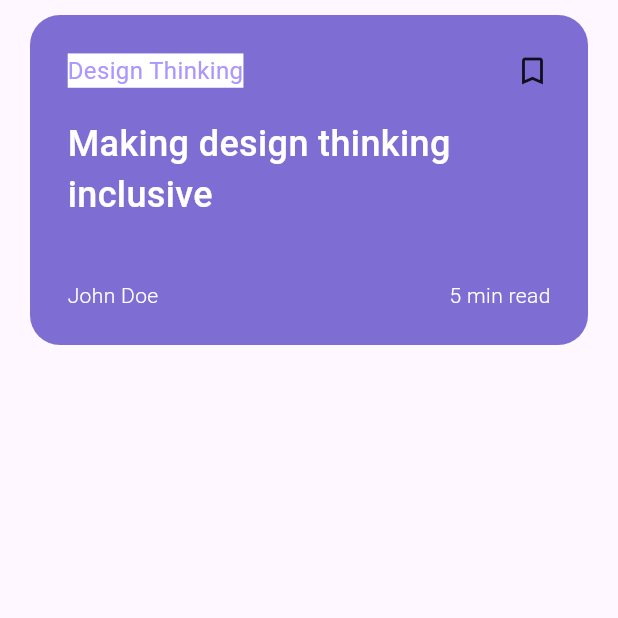
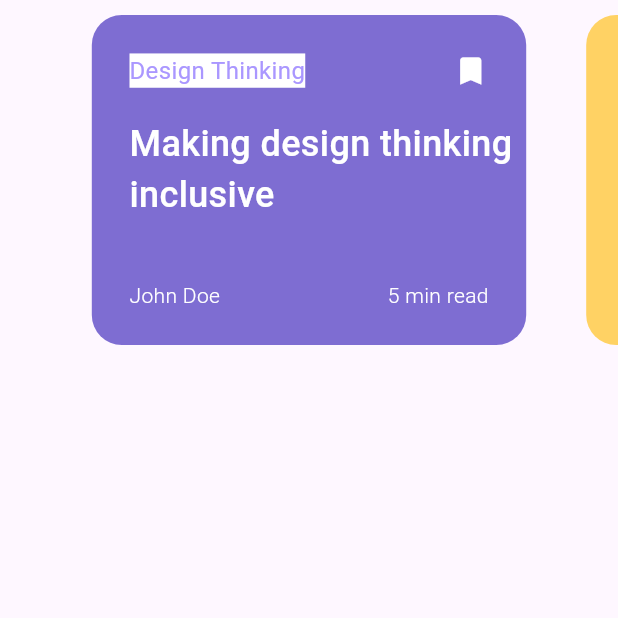
Before and after one commit to sadiqaliyev01/scroller_test_app, a Flutter app: the screen it shows after launch, on a phone screen of 412 x 824 dp, the top half of it. Run offline on Flutter 3.47's test engine with Material 3 defaults, Android fonts, the phone set to English and light mode, and no system bars.

Commit message:
Update main.dart

```diff
--- a/lib/main.dart
+++ b/lib/main.dart
@@ -4,9 +4,26 @@ void main() {
   runApp(const MyApp());
 }
 
-class MyApp extends StatelessWidget {
+class MyApp extends StatefulWidget {
   const MyApp({super.key});
 
+  @override
+  State<MyApp> createState() => _MyAppState();
+}
+
+class _MyAppState extends State<MyApp> {
+  late PageController _pageController;
+  final int _currentPage = 0;
+
+  @override
+  void initState() {
+    super.initState();
+    _pageController = PageController(
+      initialPage: _currentPage,
+      viewportFraction: 0.8,
+    );
+
+  }
   @override
   Widget build(BuildContext context) {
     return MaterialApp(
@@ -18,6 +35,7 @@ class MyApp extends StatelessWidget {
               height: 220,
               child: PageView.builder(
                   itemCount: 2,
+                  controller: _pageController,
                   itemBuilder: (context, index){
                     String title = "";
                     String subtitle = "";
@@ -27,6 +45,7 @@ class MyApp extends StatelessWidget {
                     Color titleColor = Colors.transparent;
                     Color titleBackgroundColor = Colors.transparent;
                     Color textColor = Colors.transparent;
+                    Color iconColor = Colors.transparent;
 
                     if(index == 0) {
                       title = "Design Thinking";
@@ -37,6 +56,7 @@ class MyApp extends StatelessWidget {
                       titleColor = const Color(0xFFAA97FF);
                       titleBackgroundColor = Colors.white;
                       textColor = Colors.white;
+                      iconColor = Colors.white;
                     }
                     else if(index == 1) {
                       title = "User Experience Design";
@@ -47,6 +67,7 @@ class MyApp extends StatelessWidget {
                       titleColor = const Color(0xFFFFD264);
                       titleBackgroundColor = Colors.black;
                       textColor = Colors.black;
+                      iconColor = Colors.black;
                     }
                     return Container(
                       margin: const EdgeInsets.symmetric(horizontal: 20),
@@ -64,9 +85,9 @@ class MyApp extends StatelessWidget {
                                   child: Text(title, style: TextStyle(backgroundColor: titleBackgroundColor, color: titleColor, fontSize: 16)),
                                 ),
                               ),
-                              const Padding(
-                                padding: EdgeInsets.only(right: 25, top: 25),
-                                child: Icon(Icons.bookmark_outline),
+                               Padding(
+                                padding: const EdgeInsets.only(right: 25, top: 25),
+                                child: Icon(Icons.bookmark, color: iconColor,),
                               ),
                             ],
                           ),
```
